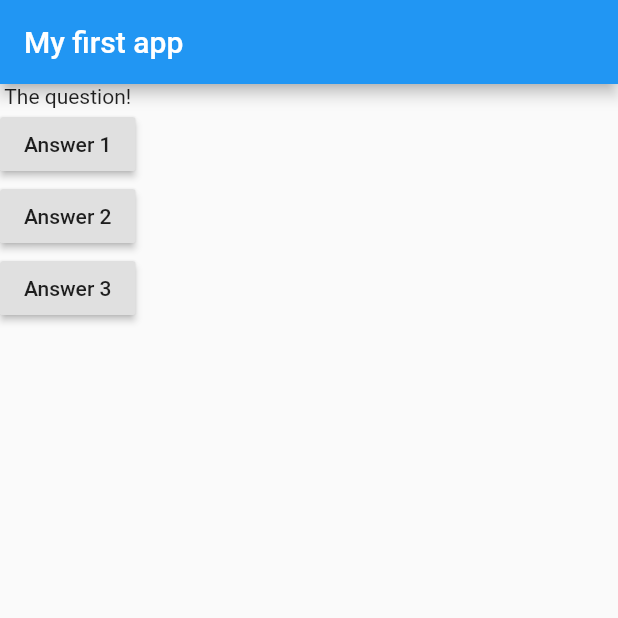
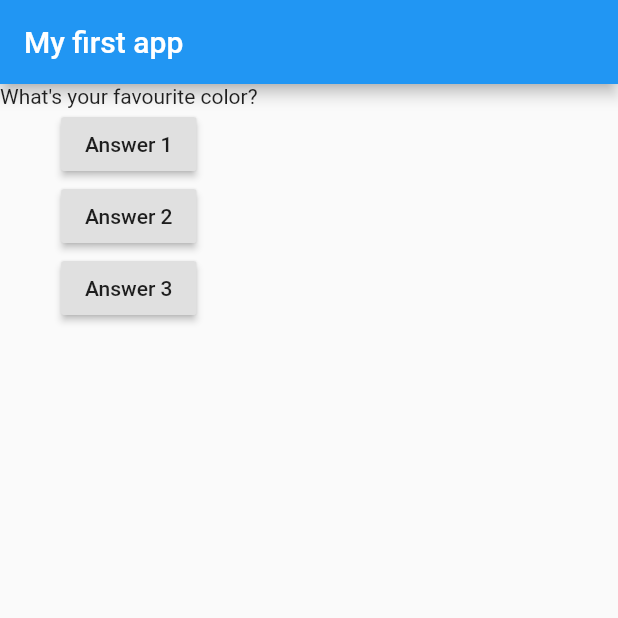
Before and after one commit to Gimhana-Dissanayake/flutter_practise_app, a Flutter app: the screen it shows after launch, after a tap on "Answer 1", on a phone screen of 412 x 824 dp, the top half of it. Run offline on Flutter 3.47's test engine with Material 2 defaults, Android fonts, the light colour scheme and no system bars.

Commit message:
35.updating widget data (or: using StatelessWidget incorrectly)

```diff
--- a/lib/main.dart
+++ b/lib/main.dart
@@ -7,8 +7,11 @@ import 'package:flutter/material.dart';
 void main() => runApp(MyApp());
 
 class MyApp extends StatelessWidget {
+  var questionIndex = 0;
+
   void answerQuestion() {
-    print('Anwer choosen');
+    questionIndex = questionIndex + 1;
+    print(questionIndex);
   }
 
   @override
@@ -24,7 +27,7 @@ class MyApp extends StatelessWidget {
           title: new Text('My first app'),
         ),
         body: Column(children: <Widget>[
-          Text('The question!'),
+          Text(questions[questionIndex]),
           RaisedButton(
             child: Text('Answer 1'),
             onPressed: answerQuestion,
```
